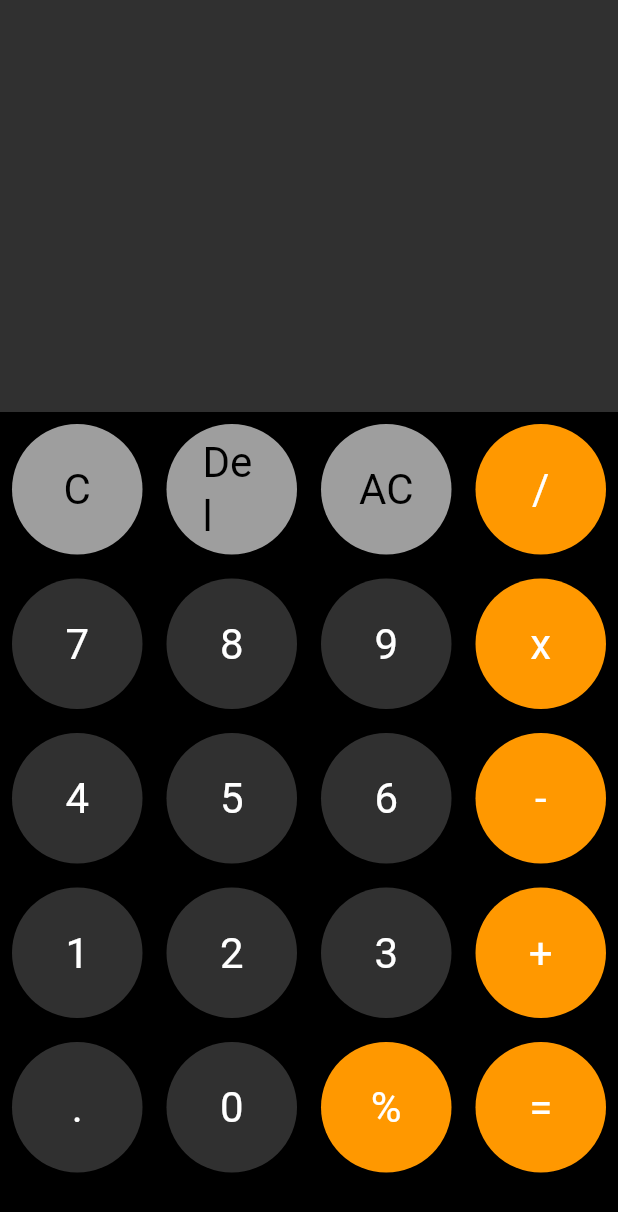
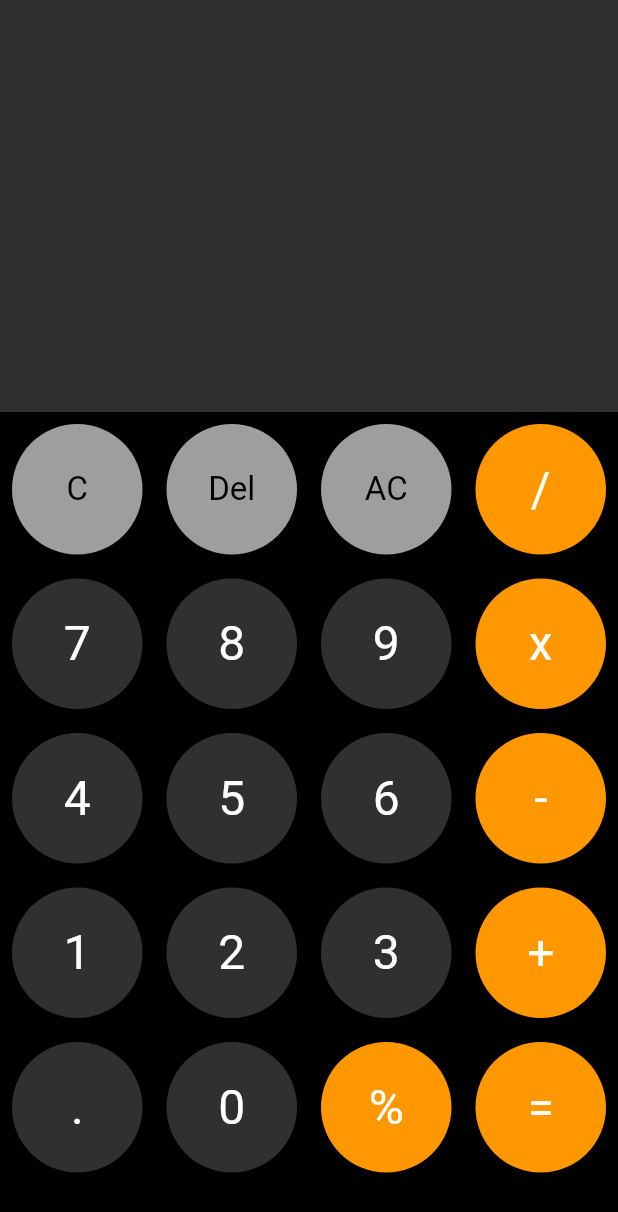
Before and after one commit to YahiaZK/Flutter-Demo-Projects, a Flutter app: the screen it shows after launch, on a phone screen of 412 x 824 dp. Shown: the top 1212 px of the screen. Run offline on Flutter 3.47's test engine with Material 3 defaults, Android fonts, the phone set to English and light mode, and no system bars; our stand-ins replace flutter_slidable, google_fonts, hive_flutter, math_expressions; accounts and stored records are empty.

Commit message:
fixing styles

```diff
--- a/calculator/lib/main.dart
+++ b/calculator/lib/main.dart
@@ -13,6 +13,7 @@ class MyApp extends StatelessWidget {
   Widget build(BuildContext context) {
     return MaterialApp(
       title: 'Calculator Demo',
+      debugShowCheckedModeBanner: false,
       theme: ThemeData(
         colorScheme: ColorScheme.fromSeed(seedColor: Colors.cyan),
       ),
--- a/calculator/lib/utils/my_button.dart
+++ b/calculator/lib/utils/my_button.dart
@@ -15,6 +15,14 @@ class MyButton extends StatelessWidget {
 
   @override
   Widget build(BuildContext context) {
+    bool isChar(String x) {
+      if (x == 'C' || x == 'Del' || x == 'AC') {
+        return true;
+      } else {
+        return false;
+      }
+    }
+
     return Padding(
       padding: const EdgeInsets.all(8.0),
       child: ElevatedButton(
@@ -23,9 +31,13 @@ class MyButton extends StatelessWidget {
         child: Center(
           child: Text(
             buttonText,
-            style: Theme.of(
-              context,
-            ).textTheme.headlineMedium!.copyWith(color: textColor),
+            style: isChar(buttonText)
+                ? Theme.of(
+                    context,
+                  ).textTheme.titleLarge!.copyWith(color: textColor)
+                : Theme.of(
+                    context,
+                  ).textTheme.headlineLarge!.copyWith(color: textColor),
           ),
         ),
       ),
```
